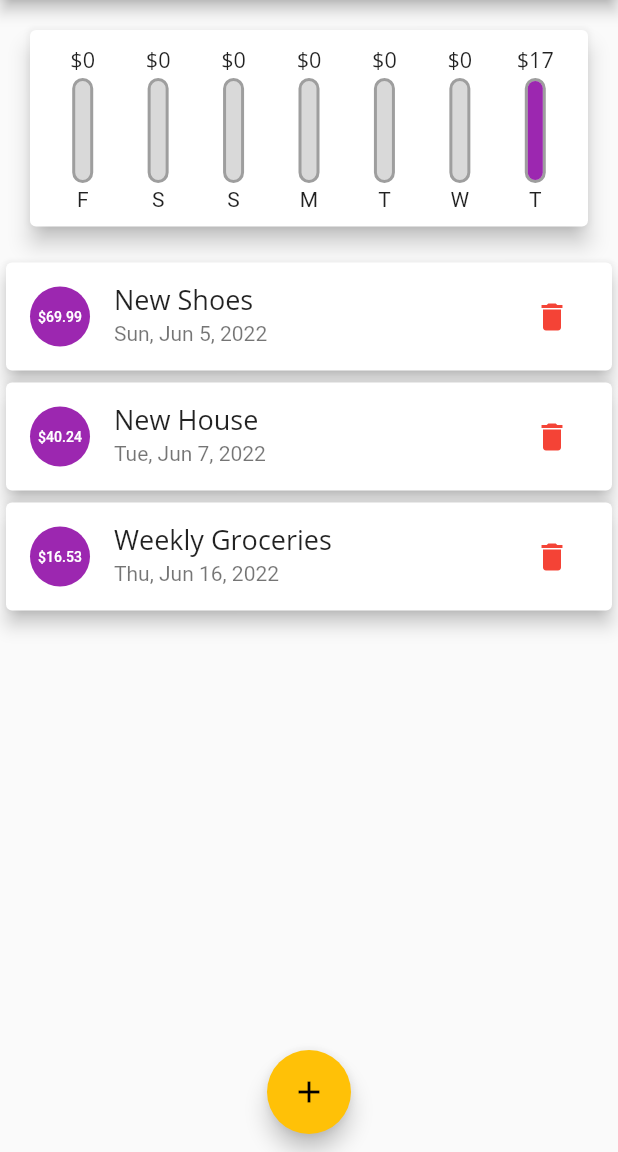
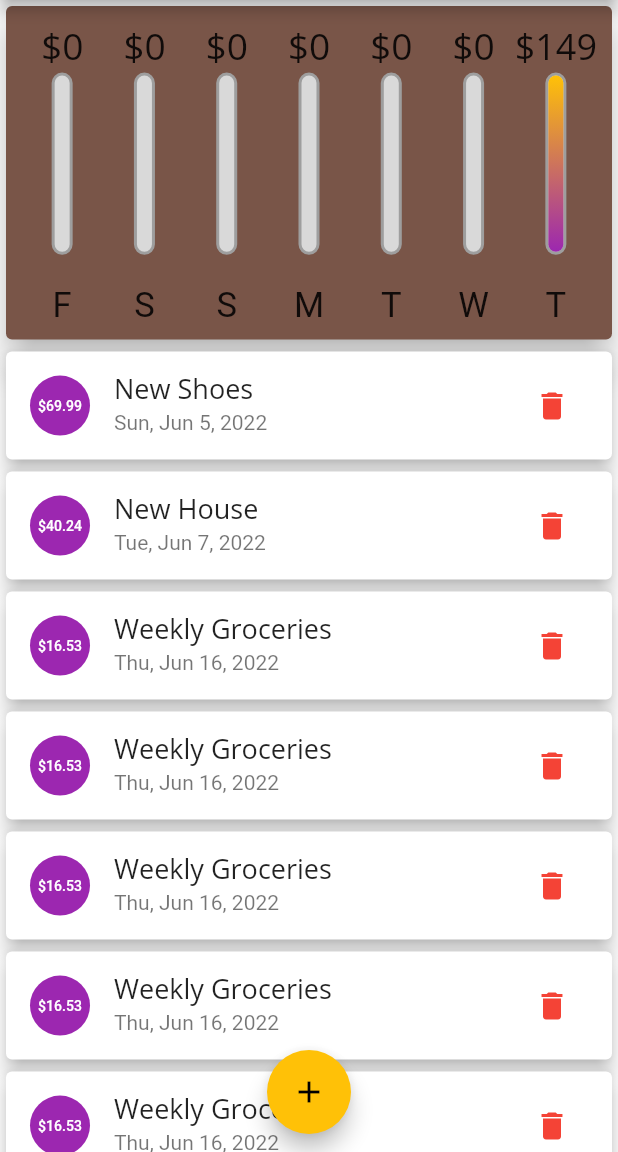
Before and after one commit to Cyph33r/myFinance, a Flutter app: the screen it shows after launch, on a phone screen of 412 x 824 dp, the part 84-1236 px from its top. Run offline on Flutter 3.47's test engine with Material 2 defaults, Android fonts, the phone set to English and light mode, and no system bars; Roboto replaces fonts that are missing (Droid Sans).

Commit message:
added gradient to the bar, made the app more responsive to screen sizes

```diff
--- a/lib/main.dart
+++ b/lib/main.dart
@@ -72,6 +72,54 @@ class _MyHomePageState extends State<MyHomePage> {
       amount: 16.53,
       date: DateTime.now(),
     ),
+    Transaction(
+      id: lastIndex++,
+      title: 'Weekly Groceries',
+      amount: 16.53,
+      date: DateTime.now(),
+    ),
+    Transaction(
+      id: lastIndex++,
+      title: 'Weekly Groceries',
+      amount: 16.53,
+      date: DateTime.now(),
+    ),
+    Transaction(
+      id: lastIndex++,
+      title: 'Weekly Groceries',
+      amount: 16.53,
+      date: DateTime.now(),
+    ),
+    Transaction(
+      id: lastIndex++,
+      title: 'Weekly Groceries',
+      amount: 16.53,
+      date: DateTime.now(),
+    ),
+    Transaction(
+      id: lastIndex++,
+      title: 'Weekly Groceries',
+      amount: 16.53,
+      date: DateTime.now(),
+    ),
+    Transaction(
+      id: lastIndex++,
+      title: 'Weekly Groceries',
+      amount: 16.53,
+      date: DateTime.now(),
+    ),
+    Transaction(
+      id: lastIndex++,
+      title: 'Weekly Groceries',
+      amount: 16.53,
+      date: DateTime.now(),
+    ),
+    Transaction(
+      id: lastIndex++,
+      title: 'Weekly Groceries',
+      amount: 16.53,
+      date: DateTime.now(),
+    ),
   ];
 
   List<Transaction> get recentTransactions => userTransactions
@@ -109,9 +157,7 @@ class _MyHomePageState extends State<MyHomePage> {
 
   @override
   Widget build(BuildContext context) {
-    return Scaffold(
-      resizeToAvoidBottomInset: false,
-      appBar: AppBar(
+    var appbar = AppBar(
       title: const Text('Flutter App'),
       actions: [
         IconButton(
@@ -120,16 +166,26 @@ class _MyHomePageState extends State<MyHomePage> {
             },
             icon: Icon(Icons.add)),
       ],
-      ),
-      body: SingleChildScrollView(
-        scrollDirection: Axis.vertical,
-        child: Column(
+    );
+    double frameInsetY =
+        appbar.preferredSize.height + MediaQuery.of(context).padding.top;
+    Size screenSize = MediaQuery.of(context).size;
+    double availableHeight = screenSize.height - frameInsetY;
+    return Scaffold(
+      resizeToAvoidBottomInset: false,
+      appBar: appbar,
+      body: Column(
         crossAxisAlignment: CrossAxisAlignment.stretch,
         children: <Widget>[
-            Chart(recentTransactions),
-            TransactionList(userTransactions,_deleteTransaction),
+          SizedBox(
+            height: availableHeight * .3,
+            child: Chart(recentTransactions),
+          ),
+          SizedBox(
+            height: availableHeight * .7,
+            child: TransactionList(userTransactions, _deleteTransaction),
+          ),
         ],
-        ),
       ),
       floatingActionButtonLocation:
           FloatingActionButtonLocation.miniCenterFloat,
--- a/lib/widgets/chart.dart
+++ b/lib/widgets/chart.dart
@@ -38,7 +38,8 @@ class Chart extends StatelessWidget {
   @override
   Widget build(BuildContext context) {
     return Card(
-      margin: const EdgeInsets.all(20),
+      color: Colors.brown,
+      elevation: 9,
       child: Padding(
         padding: const EdgeInsets.all(10),
         child: Row(
@@ -53,7 +54,6 @@ class Chart extends StatelessWidget {
                     ))
                 .toList()),
       ),
-      elevation: 6,
     );
   }
 }
--- a/lib/widgets/chart_bar.dart
+++ b/lib/widgets/chart_bar.dart
@@ -5,16 +5,17 @@ class ChartBar extends StatelessWidget {
   final double spending;
   final double pctOfTotalSpent;
 
-  ChartBar(this.label, this.spending, this.pctOfTotalSpent, {Key? key})
+  const ChartBar(this.label, this.spending, this.pctOfTotalSpent, {Key? key})
       : super(key: key);
 
   @override
   Widget build(BuildContext context) {
+    return LayoutBuilder(builder: (context, constraints) {
       return Column(
         mainAxisAlignment: MainAxisAlignment.spaceAround,
         children: [
           SizedBox(
-          height: 20,
+            height: constraints.maxHeight * .17,
             child: FittedBox(
               child: Text(
                 '\$${spending.toStringAsFixed(0)}',
@@ -22,25 +23,30 @@ class ChartBar extends StatelessWidget {
               ),
             ),
           ),
-        const SizedBox(
-          height: 2,
-        ),
+          // const SizedBox(
+          //   height: 2,
+          // ),
           Stack(
             children: [
               Container(
-              height: 70,
+                height: constraints.maxHeight * .6,
                 width: 14,
                 decoration: BoxDecoration(
                     border: Border.all(color: Colors.grey, width: 2.0),
                     color: const Color.fromARGB(255, 217, 217, 217),
                     borderRadius: BorderRadius.circular(10)),
                 child: FractionallySizedBox(
-                heightFactor:
-                    pctOfTotalSpent.isNaN ? 0 : pctOfTotalSpent,
+                  heightFactor: pctOfTotalSpent.isNaN ? 0 : pctOfTotalSpent,
                   alignment: Alignment.bottomCenter,
                   child: Container(
                     decoration: BoxDecoration(
-                    color: Theme.of(context).colorScheme.primary,
+                      gradient:  LinearGradient(
+                          begin: Alignment.bottomCenter,
+                          end: Alignment.topCenter,
+                          colors: [
+                            Theme.of(context).colorScheme.primary,
+                            Theme.of(context).colorScheme.secondary,
+                          ]),
                       borderRadius: BorderRadius.circular(10),
                     ),
                   ),
@@ -48,11 +54,20 @@ class ChartBar extends StatelessWidget {
               ),
             ],
           ),
-        const SizedBox(
-          height: 3,
+          SizedBox(
+            height: constraints.maxHeight * .1,
           ),
-        Text(label)
+          SizedBox(
+            height: constraints.maxHeight * .13,
+            child: FittedBox(
+              fit: BoxFit.contain,
+              child: Text(
+                label,
+              ),
+            ),
+          ),
         ],
       );
+    });
   }
 }
--- a/lib/widgets/new_transaction.dart
+++ b/lib/widgets/new_transaction.dart
@@ -49,17 +49,19 @@ class _NewTransactionState extends State<NewTransaction> {
   Widget build(BuildContext context) {
     return Card(
       elevation: 5,
+      child: Padding(
+        padding: const EdgeInsets.all(10.0),
         child: Column(
           crossAxisAlignment: CrossAxisAlignment.end,
           children: [
             TextField(
-            decoration: const InputDecoration(labelText: "Title"),
+              decoration: const InputDecoration(labelText: "Title",),
               style: Theme.of(context).textTheme.subtitle2,
               controller: titleController,
               keyboardType: TextInputType.text,
             ),
             TextField(
-            decoration: const InputDecoration(labelText: "Amount"),
+              decoration: const InputDecoration(labelText: "Amount",),
               style: Theme.of(context).textTheme.subtitle2,
               controller: amountController,
               keyboardType:
@@ -108,6 +110,7 @@ class _NewTransactionState extends State<NewTransaction> {
             )
           ],
         ),
+      ),
     );
   }
 }
--- a/lib/widgets/transaction_list.dart
+++ b/lib/widgets/transaction_list.dart
@@ -10,9 +10,7 @@ class TransactionList extends StatelessWidget {
   final Function(int) removeTransaction;
 
   TransactionList(this.transactions, this.removeTransaction, {Key? key})
-      : super(key: key){
-    print(transactions);
-  }
+      : super(key: key);
 
   @override
   Widget build(BuildContext context) {
@@ -34,9 +32,7 @@ class TransactionList extends StatelessWidget {
                   ))
             ],
           )
-        : Container(
-            height: 400,
-            child: ListView.builder(
+        : ListView.builder(
             itemCount: transactions.length,
             scrollDirection: Axis.vertical,
             itemBuilder: (context, index) {
@@ -70,7 +66,6 @@ class TransactionList extends StatelessWidget {
                   ),
                 ),
               );
-                }),
-          );
+            });
   }
 }
```
Lines whose indentation alone changed are shown as unchanged.
